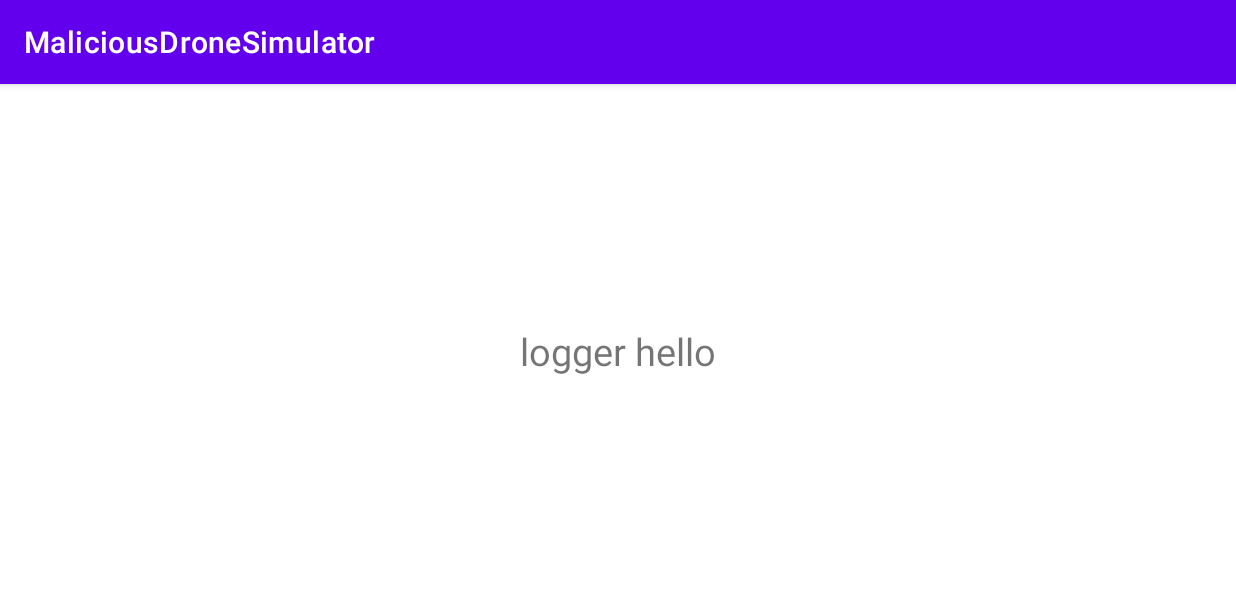
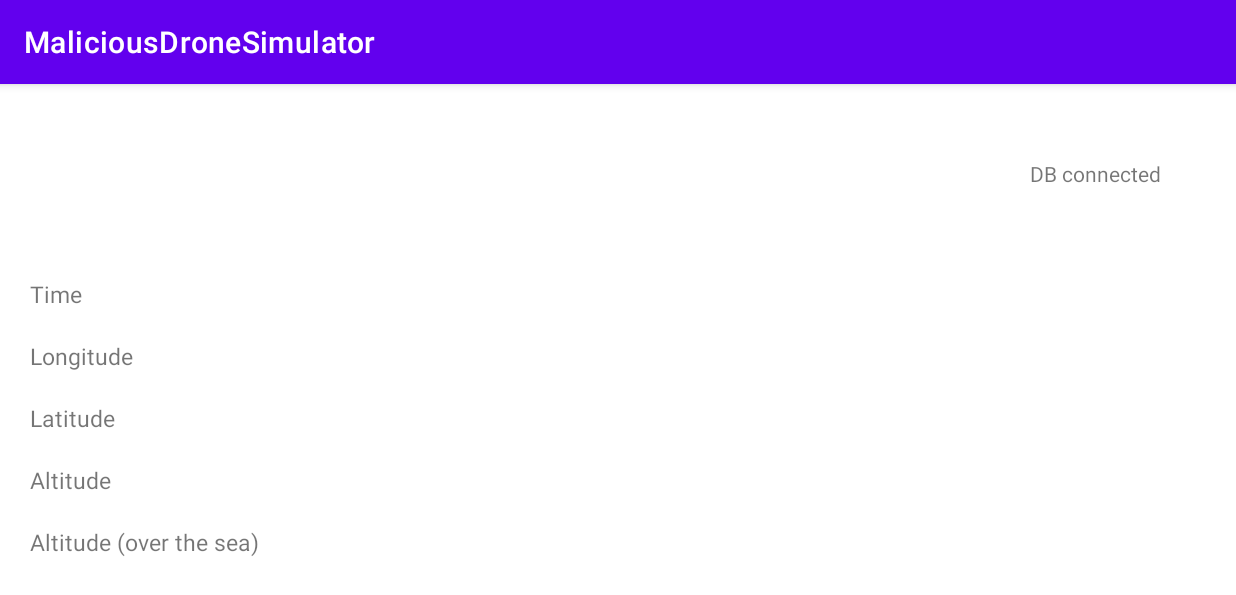
Before and after one commit to seungcholcho/MalDroneSim, an Android app: the MainActivity screen opened directly, with no data from a screen before it, on a phone screen of 824 x 412 dp (held sideways). Shown: the top 595 px of the screen. Run offline under Robolectric (Android 15) with nearby library versions, the phone set to English and light mode, and no system bars; our stand-ins replace Firebase (no records; nobody signed in at launch, a user with empty details on screens opened directly); libraries missing offline, so code that uses them is left out: dji.common.flightcontroller, dji.log, dji.sdk.flightcontroller, dji.sdk.products, dji.sdk.sdkmanager; 1 statement that could not run was skipped.

Commit message:
Refatoring 0617

```diff
--- a/app/src/main/java/com/dji/sdk/maldronesim/MApplication.java
+++ b/app/src/main/java/com/dji/sdk/maldronesim/MApplication.java
@@ -5,6 +5,8 @@ import com.secneo.sdk.Helper;
 
 import java.io.File;
 
+//This class is that activate DJI SDK.
+//reference : https://github.com/DJI-Mobile-SDK-Tutorials/Android-ImportAndActivateSDKInAndroidStudio
 public class MApplication extends Application{
     @Override
     protected void attachBaseContext(Context paramContext){
--- a/app/src/main/java/com/dji/sdk/maldronesim/MainActivity.java
+++ b/app/src/main/java/com/dji/sdk/maldronesim/MainActivity.java
@@ -33,44 +33,67 @@ import dji.sdk.sdkmanager.DJISDKManager;
 
 public class MainActivity extends AppCompatActivity {
     TSPI mTSPI;
-    TextView logs;
     FlightController flightController;
     String textview;
+
+    private TextView currentTime;
+    private TextView longitude;
+    private TextView latitude;
+    private TextView altitude_seaTodrone;
+    private TextView altitude;
+    private TextView databaseState;
+
     private Context mContext;
     @Override
     protected void onCreate(Bundle savedInstanceState) {
         super.onCreate(savedInstanceState);
         setContentView(R.layout.activity_main);
 
+        initUI();
         mTSPI = new TSPI();
+        getFlightControllerState();
+
+        //To write Log file
         mContext = getApplicationContext();
-        logs = (TextView) findViewById(R.id.view_log);
+    }
 
-        initFlightControllerState();
+    private void initUI() {
+
+        databaseState = findViewById(R.id.text_DB_connect);
+        currentTime = findViewById(R.id.text_time);
+        longitude = findViewById(R.id.text_longditude);
+        latitude = findViewById(R.id.text_latitude);
+        altitude_seaTodrone = findViewById(R.id.text_altitude);
+        altitude = findViewById(R.id.text_altitude_over_sea);
+
     }
+
+    //Write log file
     public void writeLogfile(Context context, String filename, String content){
         String data = content;
         FileOutputStream outputStream;
-        try{
-            outputStream = context.openFileOutput(filename, Context.MODE_APPEND);
-            outputStream.write(data.getBytes());
-            outputStream.close();
-            Log.d("filewrite","success" + filename);
-        }catch(IOException e){
-            Log.d("filewrite","failed");
-            e.printStackTrace();
-        }
+//        try{
+//            outputStream = context.openFileOutput(filename, Context.MODE_APPEND);
+//            outputStream.write(data.getBytes());
+//            outputStream.close();
+//            Log.d("filewrite","success" + filename);
+//        }catch(IOException e){
+//            Log.d("filewrite","failed");
+//            e.printStackTrace();
+//        }
     }
-    private void initFlightControllerState(){
+
+
+    //In order to use the API provided by DJI, the request is sent once every 0.1 seconds using the Callback function.
+    //Return values include the connection status of the controller and TSPI data of the drone.
+    private void getFlightControllerState(){
+        //Get current time
         Date date = Calendar.getInstance().getTime();
         DateFormat dateFormat = new SimpleDateFormat("yyMMddHHmmss");
-
         String strDate = dateFormat.format(date);
         String fileName = (strDate + ".csv");
 
         writeLogfile(mContext,fileName,mTSPI.logResults());
-
-        Log.d("FlightControllerState", "connecting FlightController");
 
         try {
             flightController = ((Aircraft) DJISDKManager.getInstance().getProduct()).getFlightController();
@@ -102,9 +125,6 @@ public class MainActivity extends AppCompatActivity {
                     mTSPI.setCurrentAltitude(locationCoordinate3D.getAltitude());
                     mTSPI.setCurrentAltitude_seaTohome(djiFlightControllerCurrentState.getTakeoffLocationAltitude());
 
-                    mTSPI.setPitch(attitude.pitch);
-                    mTSPI.setYaw(attitude.yaw);
-
                     textview = "Time : " + String.valueOf(mTSPI.getTimestamp())
                                 + "\nLatitude : " + String.valueOf(mTSPI.getCurrentLatitude())
                                 + "\nLongitude : " + String.valueOf(mTSPI.getCurrentLongitude());
@@ -115,15 +135,18 @@ public class MainActivity extends AppCompatActivity {
                         @Override
                         public void run() {
 
-                            logs.setText(textview);
+                            databaseState.setText("DB conneced : Ture");
+                            currentTime.setText("Current time : " + mTSPI.getTimestamp());
+                            longitude.setText("Longittude : " + mTSPI.getCurrentLongitude());
+                            latitude.setText("Latitude : " + mTSPI.getCurrentLatitude());
+                            altitude_seaTodrone.setText("Altitude(over the sea) : " + mTSPI.getCurrentAltitude_seaTohome());
+                            altitude.setText("Altitude : " + mTSPI.getCurrentAltitude());
 
                         }
                     });
 
 
-                    Log.d("(Thread)TSPILogger", "hello from logger");
-
-//                    쓰는 코드 입니다.
+                    //Save data as hash values
                     HashMap result = new HashMap<>();
                     result.put("Time",  mTSPI.getTimestamp());
                     result.put("GpsSignal", String.valueOf(djiFlightControllerCurrentState.getGPSSignalLevel()));
@@ -135,6 +158,7 @@ public class MainActivity extends AppCompatActivity {
                     result.put("Yaw", attitude.yaw);
 
 
+                    //When the latitude and longitude are not null, TSPI data is sent to the database.
                     if (!(isNaN((double)result.get("Latitude"))) && !(isNaN((double)result.get("Longitude")))){
                         db.collection("0614_test_2000_1").add(result).addOnSuccessListener(new OnSuccessListener<DocumentReference>() {
                             @Override
@@ -151,24 +175,6 @@ public class MainActivity extends AppCompatActivity {
                     else{
                         System.out.println("Latitude and Logitude are NaN");
                     }
-
-
-
-
-//                  여기까지 입니다.
-
-//                  안쓰는 코드 입니다.
-//                    db.collection("mal_drone_test1").add(result).addOnSuccessListener(new OnSuccessListener<DocumentReference>() {
-//                        @Override
-//                        public void onSuccess(DocumentReference documentReference) {
-//                            Log.d(TAG, "DocumentSnapshot added with ID: " + documentReference.getId());
-//                        }
-//                    }).addOnFailureListener(new OnFailureListener() {
-//                        @Override
-//                        public void onFailure(@NonNull Exception e) {
-//                            Log.w(TAG, "Error adding document", e);
-//                        }
-//                    });
                 }
             });
         }
--- a/app/src/main/java/com/dji/sdk/maldronesim/RegisterActivity.java
+++ b/app/src/main/java/com/dji/sdk/maldronesim/RegisterActivity.java
@@ -6,10 +6,7 @@ import androidx.core.app.ActivityCompat;
 import androidx.core.content.ContextCompat;
 
 import android.Manifest;
-import android.content.BroadcastReceiver;
-import android.content.Context;
 import android.content.Intent;
-import android.content.IntentFilter;
 import android.content.pm.PackageManager;
 import android.os.AsyncTask;
 import android.os.Build;
@@ -21,8 +18,6 @@ import android.view.View;
 import android.widget.Button;
 import android.widget.TextView;
 import android.widget.Toast;
-
-import org.w3c.dom.Text;
 
 import java.util.ArrayList;
 import java.util.List;
@@ -89,7 +84,6 @@ public class RegisterActivity extends AppCompatActivity {
                 RegisterActivity.this.startActivity(intent);
             }
         });
-
         checkAndRequestPermissions();
     }
 
@@ -159,32 +153,18 @@ public class RegisterActivity extends AppCompatActivity {
                         public void onProductDisconnect() {
                             Log.d(TAG, "onProductDisconnect");
                             showToast("Product Disconnected");
-                            notifyStatusChange();
                         }
                         @Override
                         public void onProductConnect(BaseProduct baseProduct) {
                             Log.d(TAG, String.format("onProductConnect newProduct:%s", baseProduct));
                             showToast("Product Connected:"+baseProduct);
-                            notifyStatusChange();
-
-//                            Log.d("onProductConnect",String.valueOf(baseProduct));
-//                            Log.d("onProductConnect",String.valueOf(mProduct));
 
                             //Update Text in Register Page
                             refreshSDKRelativeUI();
-
-                            // start home activity when product is connected
-                            // UNCOMMENT IT ONLY IF THE DEVICE IS CONNECTED TO THE DRONE.
-
-//                                Intent intent = new Intent(MainActivity.this, HomeActivity.class);
-//                                MainActivity.this.startActivity(intent);
-
                         }
 
                         @Override
                         public void onProductChanged(BaseProduct baseProduct) {
-                            //showToast("hello from onProductChanged");
-                            notifyStatusChange();
                         }
 
 
@@ -198,7 +178,6 @@ public class RegisterActivity extends AppCompatActivity {
                                     @Override
                                     public void onConnectivityChange(boolean isConnected) {
                                         Log.d(TAG, "onComponentConnectivityChanged: " + isConnected);
-                                        notifyStatusChange();
                                     }
                                 });
                             }
@@ -223,14 +202,7 @@ public class RegisterActivity extends AppCompatActivity {
             });
         }
     }
-    private void notifyStatusChange() {
-        //showToast("hello from notify status");
-        //mHandler.removeCallbacks(updateRunnable);
-        //mHandler.postDelayed(updateRunnable, 500);
-    }
 
-
-    //Register 글자 변경
     private void refreshSDKRelativeUI() {
         Handler handler = new Handler(Looper.getMainLooper());
         handler.post(new Runnable() {
@@ -261,17 +233,7 @@ public class RegisterActivity extends AppCompatActivity {
                 }
             }
         });
-        //BaseProduct mProduct = MApplication.getProductInstance();
-
     }
-
-    private Runnable updateRunnable = new Runnable() {
-        @Override
-        public void run() {
-            Intent intent = new Intent(FLAG_CONNECTION_CHANGE);
-            sendBroadcast(intent);
-        }
-    };
 
     private void showToast(final String toastMsg) {
         Handler handler = new Handler(Looper.getMainLooper());
--- a/app/src/main/java/com/dji/sdk/maldronesim/TSPI.java
+++ b/app/src/main/java/com/dji/sdk/maldronesim/TSPI.java
@@ -1,31 +1,18 @@
 package com.dji.sdk.maldronesim;
 
-import java.util.Date;
+public class TSPI {
 
-public class TSPI {
+    //To save log
     StringBuffer loggedTSPI;
     private String header;
     private String timestamp;
     private String gpsSignalStrength;
+
     private int satelliteCount;
-
-    private double homepointLatitude;
-    private double homepointLongitude;
-    private double homepointAltitude;
-
     private double currentLatitude;
     private double currentLongitude;
     private double currentAltitude;
     private double currentAltitude_seaTohome;
-
-    private double pitch;
-    private double yaw;
-    private double roll;
-
-    float vX;
-    float vY;
-    float vZ;
-    float vXYZ;
 
     TSPI(){
         this.loggedTSPI = new StringBuffer();
@@ -37,54 +24,35 @@ public class TSPI {
     public void setGpsSignalStrength(String GpsSignalStrength){this.gpsSignalStrength = GpsSignalStrength; }
     public void setSatelliteCount(int satelliteCount){this.satelliteCount = satelliteCount;}
 
-    public void setHomepointLatitude(double homepointLatitude) {this.homepointLatitude = homepointLatitude;}
-    public void setHomepointLongitude(double homepointLongitude) {this.homepointLongitude = homepointLongitude;}
-    public void setHomepointAltitude(double homepointAltitude){this.homepointAltitude = homepointAltitude;}
-
+    public void setCurrentLongitude(double longitude){
+        this.currentLongitude = longitude;
+    }
     public void setCurrentLatitude(double latitude){
         this.currentLatitude = latitude;
-    }
-    public void setCurrentLongitude(double longitude){
-        this.currentLongitude = longitude;
     }
     public void setCurrentAltitude(double altitude){
         this.currentAltitude = altitude;
     }
-
     public void setCurrentAltitude_seaTohome(double altitude_seaTohome){
         this.currentAltitude_seaTohome = altitude_seaTohome;
     }
 
-    public void setPitch(double pitch){
-        this.pitch = pitch;
-    }
-    public void setYaw(double yaw){
-        this.yaw = yaw;
-    }
-    public void setRoll(double roll){
-        this.roll = roll;
-    }
     public String getTimestamp(){
         return this.timestamp;
     }
     public String getGpsSignalStrength(){
         return gpsSignalStrength;
     }
+    public double getCurrentLongitude(){
+        return currentLongitude;
+    }
     public double getCurrentLatitude(){
         return currentLatitude;
-    }
-    public double getCurrentLongitude(){
-        return currentLongitude;
     }
     public double getCurrentAltitude(){
         return currentAltitude;
     }
-    public double getPitch(){
-        return pitch;
-    }
-    public double getYaw() {
-        return yaw;
-    }
+    public double getCurrentAltitude_seaTohome() {return currentAltitude_seaTohome;}
 
     public String logResults(){
         if(loggedTSPI.length() == header.length()){
--- a/app/src/main/res/layout/activity_main.xml
+++ b/app/src/main/res/layout/activity_main.xml
@@ -3,18 +3,91 @@
     xmlns:app="http://schemas.android.com/apk/res-auto"
     xmlns:tools="http://schemas.android.com/tools"
     android:layout_width="match_parent"
-    android:layout_height="match_parent"
-    tools:context=".MainActivity">
+    android:layout_height="match_parent">
 
-    <TextView
-        android:id="@+id/view_log"
-        android:layout_width="wrap_content"
+    <LinearLayout
+        android:id="@+id/linearLayout0"
+        android:layout_width="match_parent"
         android:layout_height="wrap_content"
-        android:text="logger hello"
-        android:textSize="25dp"
-        app:layout_constraintBottom_toBottomOf="parent"
+        android:gravity="right"
+        android:layout_marginTop="50dp"
+        android:orientation="horizontal"
         app:layout_constraintEnd_toEndOf="parent"
         app:layout_constraintStart_toStartOf="parent"
-        app:layout_constraintTop_toTopOf="parent" />
+        app:layout_constraintTop_toTopOf="parent">
 
+        <TextView
+            android:id="@+id/text_DB_connect"
+            android:layout_width="wrap_content"
+            android:layout_height="wrap_content"
+            android:layout_marginEnd="50dp"
+            android:text="DB connected"
+            app:layout_constraintEnd_toEndOf="parent"
+            app:layout_constraintStart_toStartOf="parent" />
+    </LinearLayout>
+
+    <LinearLayout
+        android:id="@+id/linearLayout1"
+        android:layout_width="0dp"
+        android:layout_height="wrap_content"
+        android:orientation="vertical"
+        android:layout_marginTop="50dp"
+        android:layout_marginLeft="10dp"
+        app:layout_constraintEnd_toEndOf="parent"
+        app:layout_constraintHorizontal_bias="1.0"
+        app:layout_constraintStart_toStartOf="parent"
+        app:layout_constraintTop_toBottomOf="@+id/linearLayout0"
+
+        >
+
+        <TextView
+            android:id="@+id/text_time"
+            android:layout_width="wrap_content"
+            android:layout_height="wrap_content"
+            android:text="Time"
+            android:padding="10dp"
+            android:layout_weight="1"
+            android:textSize="15dp"
+            app:layout_constraintEnd_toEndOf="parent"
+            app:layout_constraintStart_toStartOf="parent" />
+
+        <TextView
+            android:id="@+id/text_longditude"
+            android:layout_width="wrap_content"
+            android:layout_height="wrap_content"
+            android:layout_weight="1"
+            android:padding="10dp"
+            android:text="Longitude"
+            android:textSize="15dp"
+            app:layout_constraintEnd_toEndOf="parent" />
+
+        <TextView
+            android:id="@+id/text_latitude"
+            android:layout_width="wrap_content"
+            android:layout_height="wrap_content"
+            android:layout_weight="1"
+            android:padding="10dp"
+            android:text="Latitude"
+            android:textSize="15dp"
+            app:layout_constraintEnd_toEndOf="parent" />
+
+        <TextView
+            android:id="@+id/text_altitude"
+            android:layout_width="wrap_content"
+            android:layout_height="wrap_content"
+            android:layout_weight="1"
+            android:padding="10dp"
+            android:text="Altitude"
+            android:textSize="15dp"
+            app:layout_constraintEnd_toEndOf="parent" />
+        <TextView
+            android:id="@+id/text_altitude_over_sea"
+            android:layout_width="wrap_content"
+            android:layout_height="wrap_content"
+            android:layout_weight="1"
+            android:padding="10dp"
+            android:text="Altitude (over the sea)"
+            android:textSize="15dp"
+            app:layout_constraintEnd_toEndOf="parent" />
+    </LinearLayout>
 </androidx.constraintlayout.widget.ConstraintLayout>
```
